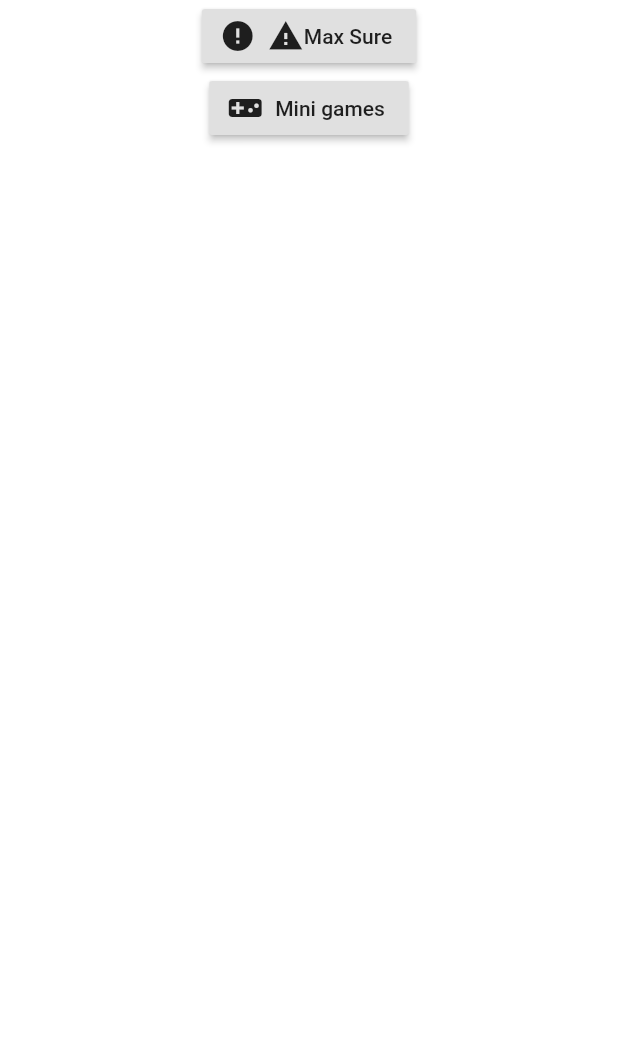
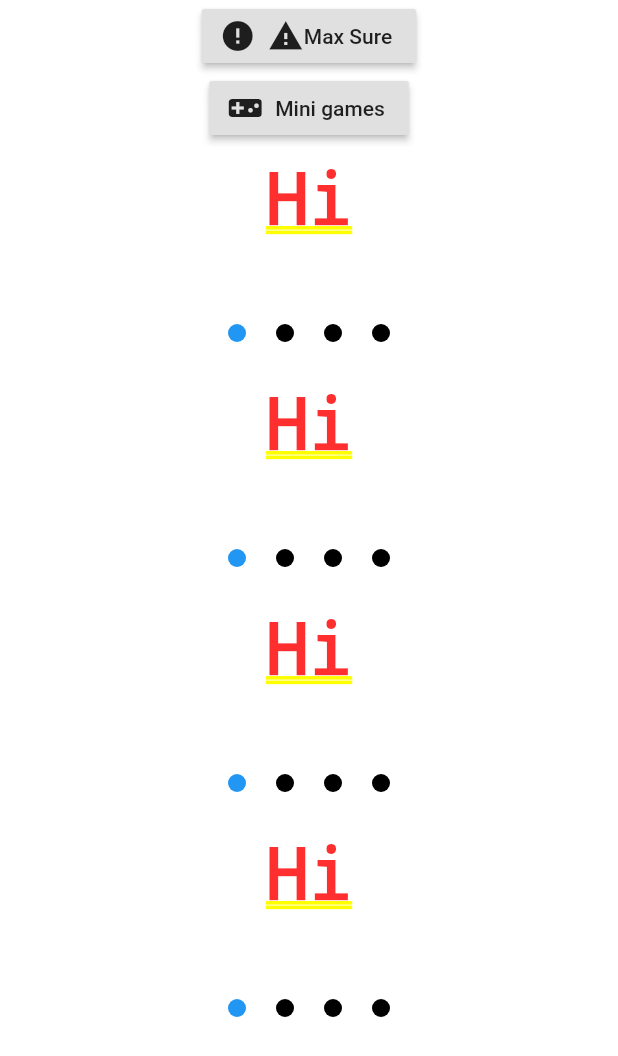
Before and after one commit to JOELwindows7/ourwear_prototype, a Flutter app: the FrontPageTemp screen opened directly, on a phone screen of 412 x 824 dp. Shown: the top 1056 px of the screen. Run offline on Flutter 3.47's test engine with Material 2 defaults, Android fonts, the light colour scheme and no system bars; drawn by our look-alikes of page_indicator; our stand-ins replace cloud_firestore, firebase_auth, flutter_spinkit, fluttertoast, page_view_indicators and 2 more; missing offline and left inert: box2d_flame, dart:ffi, dart:js, flame, shake; accounts and stored records are empty; statements that could not run were skipped.

Commit message:
Test Pageview mini in front page
Make pageview in front page

```diff
--- a/lib/Scaffolds/Home/FrontPageTemp.dart
+++ b/lib/Scaffolds/Home/FrontPageTemp.dart
@@ -1,8 +1,15 @@
 import 'package:flutter/cupertino.dart';
 import 'package:flutter/material.dart';
+import 'package:ourwearprototype/Scaffolds/Games/PagedSwipe/Pages/Page1.dart';
 import 'package:ourwearprototype/Scaffolds/Games/game-selector-hub.dart';
+import 'package:page_indicator/page_indicator.dart';
 
 class FrontPageTemp extends StatelessWidget {
+  final keyad = GlobalKey<PageContainerState>();
+  final keyaf = GlobalKey<PageContainerState>();
+  final keyag = GlobalKey<PageContainerState>();
+  final keyah = GlobalKey<PageContainerState>();
+
   @override
   Widget build(BuildContext context) {
     return Container(
@@ -35,6 +42,98 @@ class FrontPageTemp extends StatelessWidget {
                 icon: Icon(Icons.videogame_asset),
                 label: Text('Mini games'),
             ),
+            Container(
+              height: 150.0,
+              child: Padding(
+                padding: const EdgeInsets.all(8.0),
+                child: PageIndicatorContainer(
+                  align: IndicatorAlign.bottom,
+                  length: 4,
+                  indicatorSpace: 20.0,
+                  padding: const EdgeInsets.all(10),
+                  indicatorColor: Colors.black,
+                  indicatorSelectorColor: Colors.blue,
+                  shape: IndicatorShape.circle(size: 12),
+                  key: keyad,
+                  child: PageView(
+                    children: <Widget>[
+                      Page1(),
+                      Page1(),
+                      Page1(),
+                    ],
+                  ),
+                ),
+              ),
+            ),
+            Container(
+              height: 150.0,
+              child: Padding(
+                padding: const EdgeInsets.all(8.0),
+                child: PageIndicatorContainer(
+                  align: IndicatorAlign.bottom,
+                  length: 4,
+                  indicatorSpace: 20.0,
+                  padding: const EdgeInsets.all(10),
+                  indicatorColor: Colors.black,
+                  indicatorSelectorColor: Colors.blue,
+                  shape: IndicatorShape.circle(size: 12),
+                  key: keyaf,
+                  child: PageView(
+                    children: <Widget>[
+                      Page1(),
+                      Page1(),
+                      Page1(),
+                    ],
+                  ),
+                ),
+              ),
+            ),
+            Container(
+              height: 150.0,
+              child: Padding(
+                padding: const EdgeInsets.all(8.0),
+                child: PageIndicatorContainer(
+                  align: IndicatorAlign.bottom,
+                  length: 4,
+                  indicatorSpace: 20.0,
+                  padding: const EdgeInsets.all(10),
+                  indicatorColor: Colors.black,
+                  indicatorSelectorColor: Colors.blue,
+                  shape: IndicatorShape.circle(size: 12),
+                  key: keyag,
+                  child: PageView(
+                    children: <Widget>[
+                      Page1(),
+                      Page1(),
+                      Page1(),
+                    ],
+                  ),
+                ),
+              ),
+            ),
+            Container(
+              height: 150.0,
+              child: Padding(
+                padding: const EdgeInsets.all(8.0),
+                child: PageIndicatorContainer(
+                  align: IndicatorAlign.bottom,
+                  length: 4,
+                  indicatorSpace: 20.0,
+                  padding: const EdgeInsets.all(10),
+                  indicatorColor: Colors.black,
+                  indicatorSelectorColor: Colors.blue,
+                  shape: IndicatorShape.circle(size: 12),
+                  key: keyah,
+                  child: PageView(
+                    children: <Widget>[
+                      Page1(),
+                      Page1(),
+                      Page1(),
+                    ],
+                  ),
+                ),
+              ),
+            ),
           ],
         ),
       ),
```
Also changed, not shown: 1 other file.
